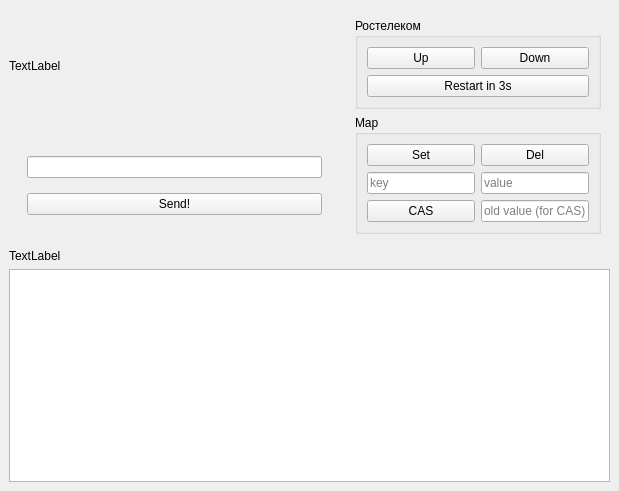
First picture: the form in ui/raft.ui, repository leadpogrommer/4_distributed_madness, before the edit.
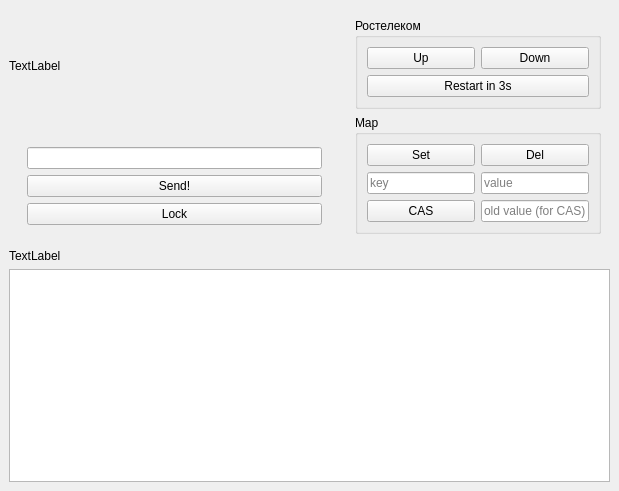
Second picture: the form after the edit.

Commit message: Implement replicated lock

Diff of the .ui file:
```diff
--- a/ui/raft.ui
+++ b/ui/raft.ui
@@ -169,6 +169,13 @@
             </property>
            </widget>
           </item>
+          <item>
+           <widget class="QPushButton" name="mutex_button">
+            <property name="text">
+             <string>Lock</string>
+            </property>
+           </widget>
+          </item>
          </layout>
         </widget>
        </item>
```
The commit also changes 5 other files.
